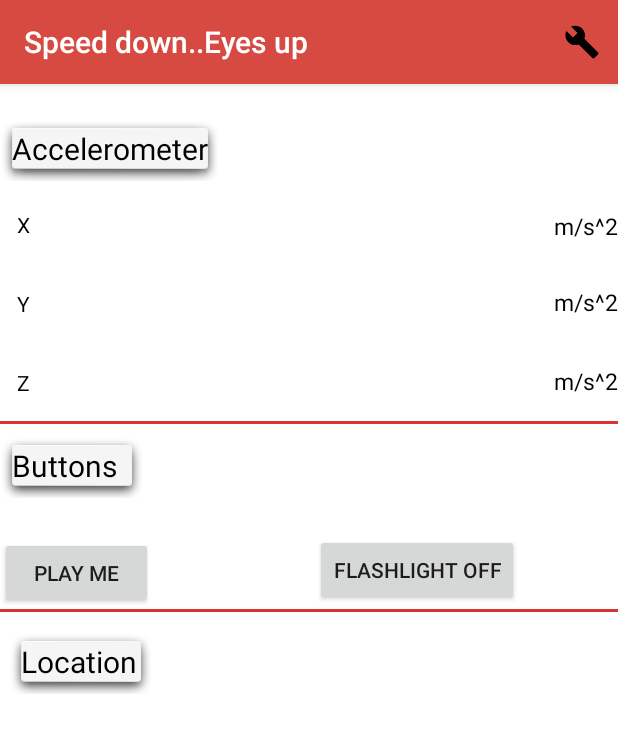
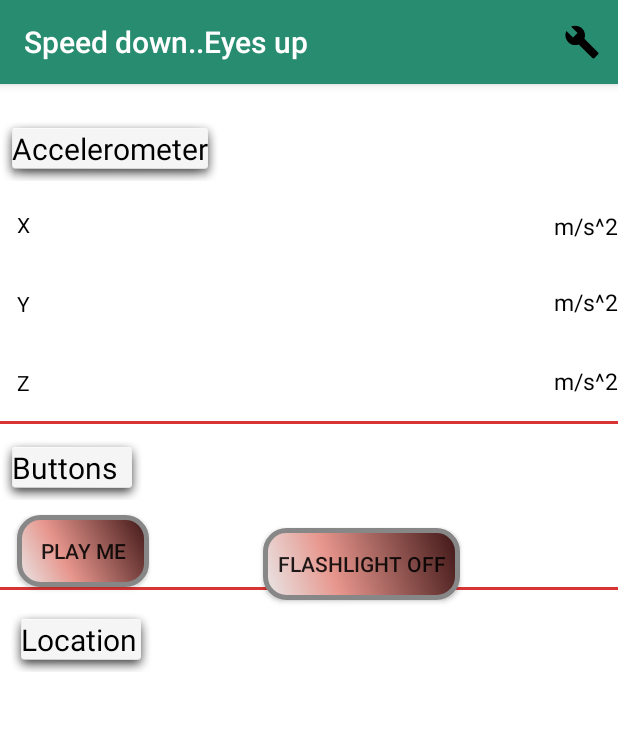
Before and after one commit to Alexis77di/DriveSafely, an Android app: the screen it shows after launch (MainActivity), after a tap on "START NOW!", on a phone screen of 412 x 824 dp. Shown: the top 732 px of the screen. Run offline under Robolectric (Android 15) with nearby library versions, the light colour scheme and no system bars; 1 statement that could not run was skipped; 1 other tap on this screen came first.

Commit message:
----------

```diff
--- a/app/src/main/java/com/example/simulation/Activities/MainActivity.java
+++ b/app/src/main/java/com/example/simulation/Activities/MainActivity.java
@@ -61,9 +61,10 @@ public class MainActivity extends AppCompatActivity {
     //--Sound--//
     Button btnSound;
 
+
+    //--Location--//
     public static MyLocationListener locationListener;
-    //--Location--//
-    public LocationManager locationManager;
+    private LocationManager locationManager;
 
     //--Connectivity--//
     private BroadcastReceiver networkChangeReceiver;
--- a/app/src/main/java/com/example/simulation/Listeners/AccelerometerListener.java
+++ b/app/src/main/java/com/example/simulation/Listeners/AccelerometerListener.java
@@ -49,6 +49,7 @@ public class AccelerometerListener implements SensorEventListener {
         sensor_values = "";
         sensor_values = sensor_values + Float.toString(event.values[0]) + "," + Float.toString(event.values[1]) + "," + Float.toString(event.values[2]);
 
+
         String topic = macAddress + "/" + getSensorValue() + "/" + locationListener.getDevLatitude() + "/" + locationListener.getDevLongtitude();
 
         MyAsyncTask tt = new MyAsyncTask(topic, Port_Ip, context);
--- a/app/src/main/res/drawable/button_shape.xml
+++ b/app/src/main/res/drawable/button_shape.xml
@@ -4,9 +4,9 @@
     <corners android:radius="14dp" />
     <gradient
         android:angle="45"
-        android:centerColor="#D62511"
+        android:centerColor="#e7968d"
         android:centerX="35%"
-        android:endColor="#6E0202"
+        android:endColor="#3d1515"
         android:startColor="#E8E8E8"
         android:type="linear" />
 
--- a/app/src/main/res/layout/main_activity.xml
+++ b/app/src/main/res/layout/main_activity.xml
@@ -120,7 +120,7 @@
             android:layout_alignParentLeft="true"
             android:layout_marginStart="0dp"
             android:layout_marginLeft="0dp"
-            android:layout_marginTop="6dp"
+            android:layout_marginTop="7dp"
             android:background="@android:drawable/dialog_holo_light_frame"
             android:text="@string/Buttons"
             android:textColor="@color/colorPrimaryDark"
@@ -165,14 +165,15 @@
 
         <Button
             android:id="@+id/btnFlashLightToggle"
-            android:layout_width="wrap_content"
+            android:layout_width="131dp"
             android:layout_height="wrap_content"
             android:layout_alignTop="@+id/textView5"
             android:layout_alignParentStart="true"
             android:layout_alignParentLeft="true"
-            android:layout_marginStart="210dp"
-            android:layout_marginLeft="210dp"
-            android:layout_marginTop="165dp"
+            android:layout_marginStart="175dp"
+            android:layout_marginLeft="175dp"
+            android:layout_marginTop="161dp"
+            android:background="@drawable/button_shape"
             android:text="FLASHLIGHT OFF"
             app:layout_constraintBottom_toBottomOf="parent"
             app:layout_constraintLeft_toLeftOf="parent"
@@ -181,14 +182,15 @@
 
         <Button
             android:id="@+id/btnSound"
-            android:layout_width="102dp"
+            android:layout_width="wrap_content"
             android:layout_height="wrap_content"
             android:layout_below="@+id/Buttons"
             android:layout_alignParentStart="true"
             android:layout_alignParentLeft="true"
-            android:layout_marginStart="0dp"
-            android:layout_marginLeft="0dp"
-            android:layout_marginTop="26dp"
+            android:layout_marginStart="11dp"
+            android:layout_marginLeft="11dp"
+            android:layout_marginTop="10dp"
+            android:background="@drawable/button_shape"
             android:text="Play me" />
 
 
--- a/app/src/main/res/values/colors.xml
+++ b/app/src/main/res/values/colors.xml
@@ -5,4 +5,5 @@
     <color name="colorPrimaryDark">#000000</color>
     <color name="colorAccent">#e94980</color>
     <color name="colorRed">#ff0202</color>
+    <color name="colorgreen">#288c70</color>
 </resources>
--- a/app/src/main/res/values/styles.xml
+++ b/app/src/main/res/values/styles.xml
@@ -3,7 +3,7 @@
     <!-- Base application theme. -->
     <style name="AppTheme" parent="Theme.AppCompat.Light.DarkActionBar">
         <!-- Customize your theme here. -->
-        <item name="colorPrimary">@color/colorPrimary</item>
+        <item name="colorPrimary">@color/colorgreen</item>
         <item name="colorPrimaryDark">@color/colorPrimaryDark</item>
         <item name="colorAccent">@color/colorAccent</item>
     </style>
```
Also changed, not shown: 7 other files.
